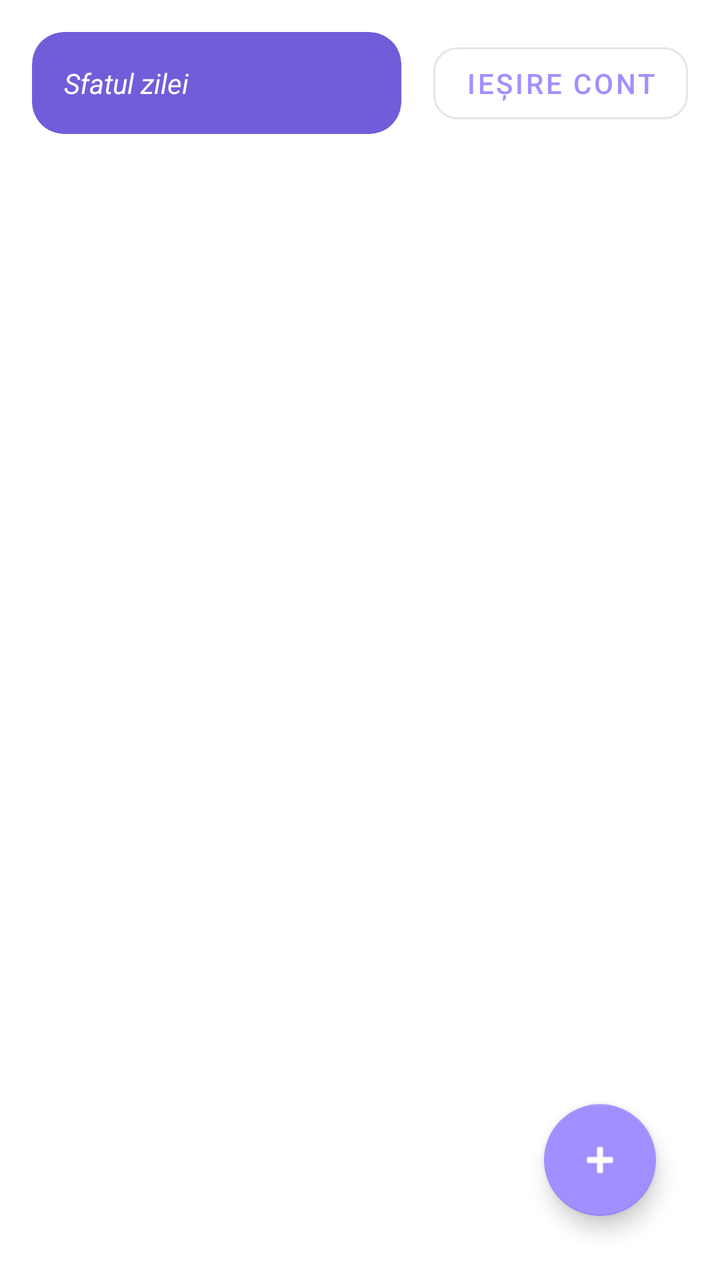
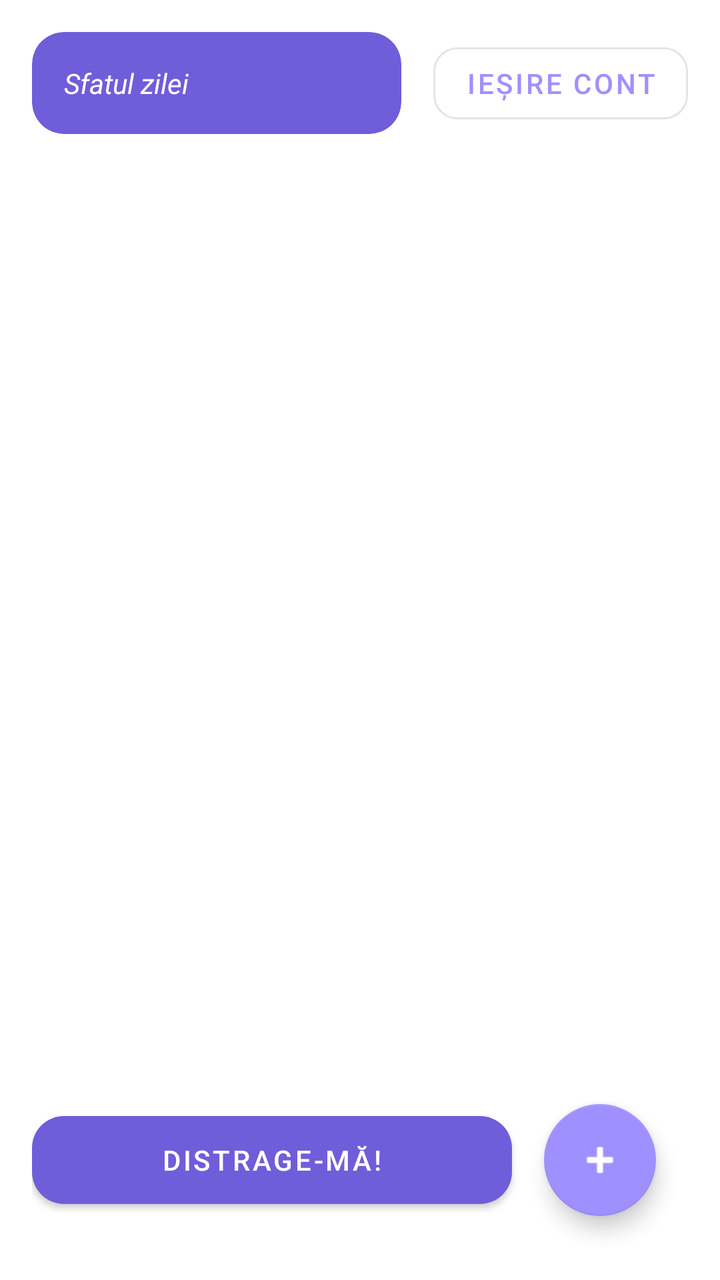

An Android layout rendered at two revisions. The XML below is the earlier revision; the diff shows what the commit changed to produce the second picture.
<!-- AndroidManifest.xml: application theme Theme.Bad_Habits_Tracker -->
<!-- res/layout/fragment_dashboard.xml -->
<?xml version="1.0" encoding="utf-8"?>
<androidx.constraintlayout.widget.ConstraintLayout xmlns:android="http://schemas.android.com/apk/res/android"
    xmlns:app="http://schemas.android.com/apk/res-auto"
    xmlns:tools="http://schemas.android.com/tools"
    android:layout_width="match_parent"
    android:layout_height="match_parent"
    android:background="?attr/colorSurface"
    android:padding="16dp">

    <com.google.android.material.card.MaterialCardView
        android:id="@+id/cardDailyTip"
        android:layout_width="0dp"
        android:layout_height="wrap_content"
        app:cardBackgroundColor="?attr/colorPrimaryVariant"
        app:cardCornerRadius="16dp"
        app:cardElevation="0dp"
        app:layout_constraintEnd_toStartOf="@+id/btnLogout"
        app:layout_constraintStart_toStartOf="parent"
        app:layout_constraintTop_toTopOf="parent"
        android:layout_marginEnd="16dp">

        <TextView
            android:id="@+id/tvDailyTip"
            android:layout_width="match_parent"
            android:layout_height="wrap_content"
            android:padding="16dp"
            android:text="@string/title_daily_tip"
            android:textColor="@color/white"
            android:textSize="14sp"
            android:textStyle="italic" />
    </com.google.android.material.card.MaterialCardView>

    <com.google.android.material.button.MaterialButton
        android:id="@+id/btnLogout"
        style="@style/Widget.MaterialComponents.Button.OutlinedButton"
        android:layout_width="wrap_content"
        android:layout_height="wrap_content"
        android:text="@string/action_logout"
        app:cornerRadius="12dp"
        app:layout_constraintBottom_toBottomOf="@+id/cardDailyTip"
        app:layout_constraintEnd_toEndOf="parent"
        app:layout_constraintTop_toTopOf="@+id/cardDailyTip" />

    <androidx.recyclerview.widget.RecyclerView
        android:id="@+id/rvHabits"
        android:layout_width="0dp"
        android:layout_height="0dp"
        android:layout_marginTop="24dp"
        android:clipToPadding="false"
        android:paddingBottom="80dp"
        app:layout_constraintBottom_toBottomOf="parent"
        app:layout_constraintEnd_toEndOf="parent"
        app:layout_constraintStart_toStartOf="parent"
        app:layout_constraintTop_toBottomOf="@id/cardDailyTip"
        tools:listitem="@layout/item_habit" />

    <com.google.android.material.floatingactionbutton.FloatingActionButton
        android:id="@+id/fabAddHabit"
        android:layout_width="wrap_content"
        android:layout_height="wrap_content"
        android:layout_marginEnd="16dp"
        android:layout_marginBottom="16dp"
        android:contentDescription="@string/action_add_habit"
        android:src="@android:drawable/ic_input_add"
        app:backgroundTint="?attr/colorPrimary"
        app:tint="@color/white"
        app:layout_constraintBottom_toBottomOf="parent"
        app:layout_constraintEnd_toEndOf="parent" />

</androidx.constraintlayout.widget.ConstraintLayout>
<!-- res/layout/item_habit.xml (included above) -->
<?xml version="1.0" encoding="utf-8"?>
<com.google.android.material.card.MaterialCardView xmlns:android="http://schemas.android.com/apk/res/android"
    xmlns:app="http://schemas.android.com/apk/res-auto"
    android:layout_width="match_parent"
    android:layout_height="wrap_content"
    android:layout_marginHorizontal="16dp"
    android:layout_marginVertical="8dp"
    app:cardCornerRadius="16dp"
    app:cardElevation="2dp"
    app:cardBackgroundColor="?attr/colorSurface"
    app:strokeColor="?attr/colorSecondary"
    app:strokeWidth="1dp">

    <androidx.constraintlayout.widget.ConstraintLayout
        android:layout_width="match_parent"
        android:layout_height="wrap_content"
        android:padding="20dp">

        <TextView
            android:id="@+id/tvHabitDetails"
            android:layout_width="0dp"
            android:layout_height="wrap_content"
            android:textSize="18sp"
            android:textStyle="bold"
            android:textColor="?attr/colorOnSurface"
            app:layout_constraintBottom_toBottomOf="parent"
            app:layout_constraintEnd_toEndOf="parent"
            app:layout_constraintStart_toStartOf="parent"
            app:layout_constraintTop_toTopOf="parent" />

    </androidx.constraintlayout.widget.ConstraintLayout>

</com.google.android.material.card.MaterialCardView>
<!-- resources referenced by this layout -->
<resources>
  <color name="white">#FFFFFF</color>
  <string name="action_add_habit">Adaugă viciu</string>
  <string name="action_logout">Ieșire cont</string>
  <string name="title_daily_tip">Sfatul zilei</string>
  <style name="Theme.Bad_Habits_Tracker" parent="Theme.MaterialComponents.Light.NoActionBar">
          
          <item name="colorPrimary">@color/colorPrimary</item>
          <item name="colorPrimaryVariant">@color/colorPrimaryDark</item>
          <item name="colorOnPrimary">@color/white</item>
          
          
          <item name="colorSecondary">@color/colorSecondary</item>
          <item name="colorSecondaryVariant">@color/colorSecondary</item>
          <item name="colorOnSecondary">@color/textColorPrimary</item>
          
          
          <item name="android:colorBackground">@color/colorBackground</item>
          <item name="colorSurface">@color/colorSurface</item>
          <item name="colorOnBackground">@color/textColorPrimary</item>
          <item name="colorOnSurface">@color/textColorPrimary</item>
          
          
          <item name="colorError">@color/colorError</item>
      </style>
  <color name="colorPrimary">#A090FF</color>
  <color name="colorPrimaryDark">#705DDA</color>
  <color name="colorSecondary">#8BE2C9</color>
  <color name="textColorPrimary">#2D2D3A</color>
  <color name="colorBackground">#F4F5FB</color>
  <color name="colorSurface">#FFFFFF</color>
  <color name="colorError">#FF8C8C</color>
</resources>

<!-- the commit's change to res/layout/fragment_dashboard.xml (unified diff, before → after) -->
@@ -45,14 +45,28 @@
         android:id="@+id/rvHabits"
         android:layout_width="0dp"
         android:layout_height="0dp"
-        android:layout_marginTop="24dp"
+        android:layout_marginTop="16dp"
+        android:layout_marginBottom="16dp"
         android:clipToPadding="false"
-        android:paddingBottom="80dp"
-        app:layout_constraintBottom_toBottomOf="parent"
+        app:layout_constraintBottom_toTopOf="@id/btnTherapy"
         app:layout_constraintEnd_toEndOf="parent"
         app:layout_constraintStart_toStartOf="parent"
         app:layout_constraintTop_toBottomOf="@id/cardDailyTip"
         tools:listitem="@layout/item_habit" />
+
+    <com.google.android.material.button.MaterialButton
+        android:id="@+id/btnTherapy"
+        android:layout_width="0dp"
+        android:layout_height="56dp"
+        android:layout_marginEnd="16dp"
+        android:layout_marginBottom="16dp"
+        android:text="Distrage-mă!"
+        android:textColor="@android:color/white"
+        app:backgroundTint="?attr/colorPrimaryVariant"
+        app:cornerRadius="16dp"
+        app:layout_constraintBottom_toBottomOf="parent"
+        app:layout_constraintEnd_toStartOf="@id/fabAddHabit"
+        app:layout_constraintStart_toStartOf="parent" />
 
     <com.google.android.material.floatingactionbutton.FloatingActionButton
         android:id="@+id/fabAddHabit"
